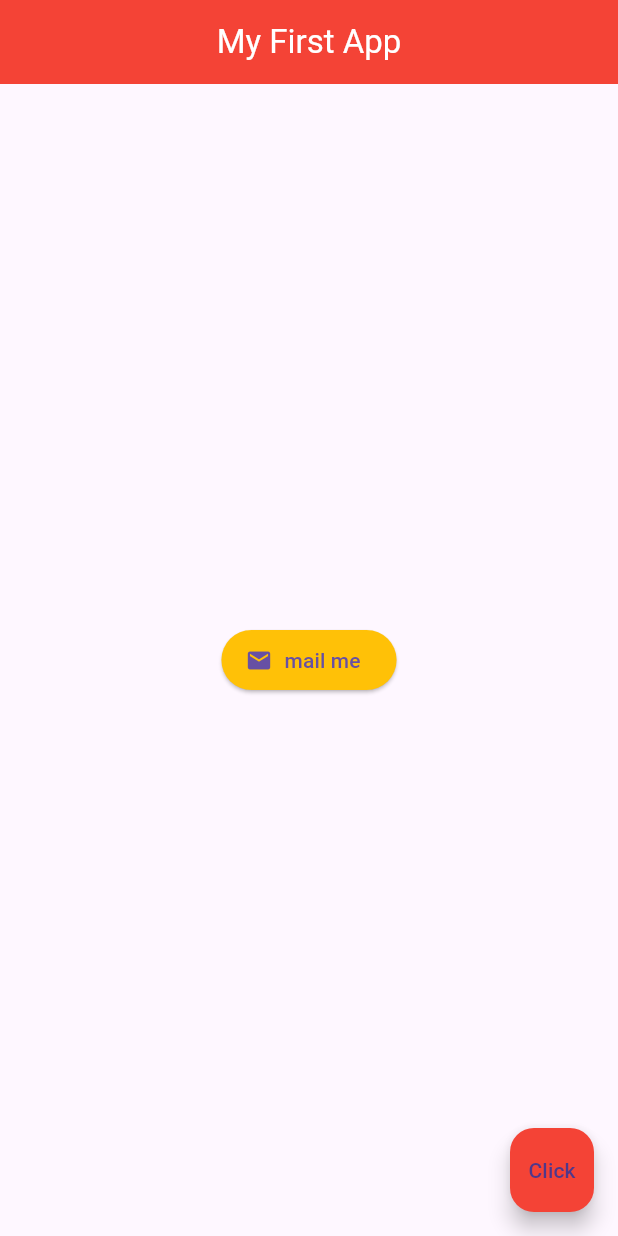
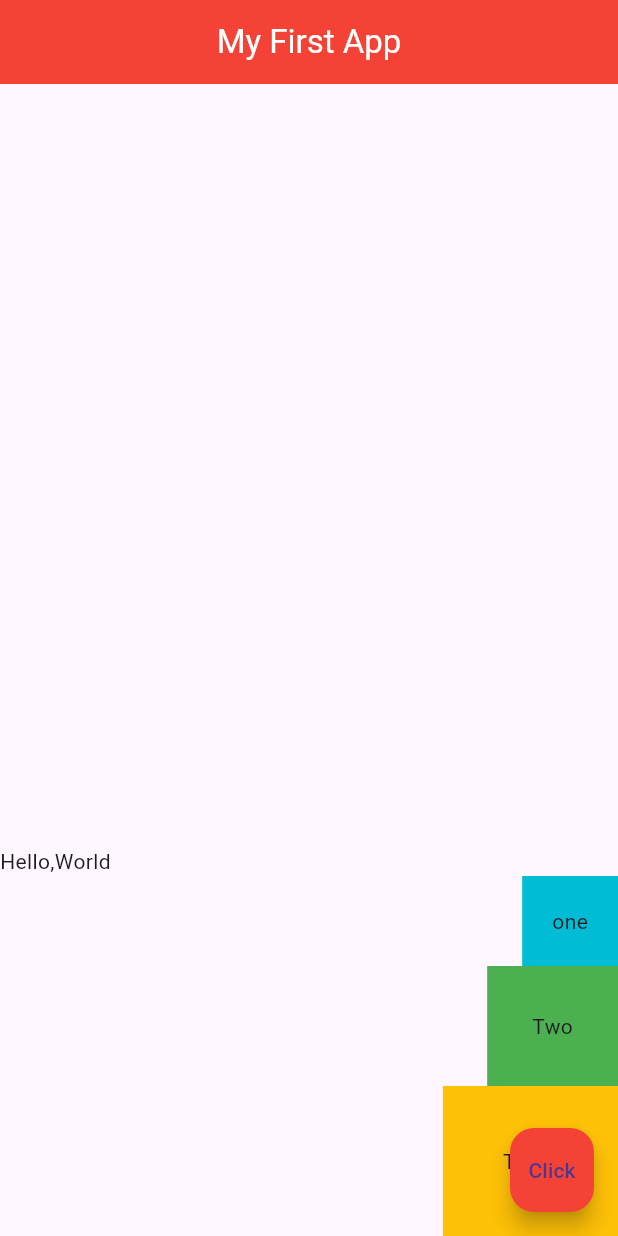
Before and after one commit to Mohale224/Learning-flutter, a Flutter app: the screen it shows after launch, on a phone screen of 412 x 824 dp. Run offline on Flutter 3.47's test engine with Material 3 defaults, Android fonts, the phone set to English and light mode, and no system bars.

Commit message:
Working on Columns

```diff
--- a/lib/main.dart
+++ b/lib/main.dart
@@ -20,19 +20,33 @@ class Home extends StatelessWidget {
         foregroundColor: Colors.white,
         centerTitle: true,
       ),
-      body: Center(
-        child: ElevatedButton.icon(
-          onPressed:(){
-
-          },
-
-          icon: Icon(Icons.mail),
-          label: Text('mail me'),
-          style: ElevatedButton.styleFrom(
-          backgroundColor: Colors.amber,
-          )
-        ),
-        ),
+      body: Column(
+        mainAxisAlignment: MainAxisAlignment. end,
+        crossAxisAlignment: CrossAxisAlignment. end,
+        children: [
+          Row(
+             children:<Widget>[
+              Text('Hello,'),
+              Text('World'),
+          ],
+          ),
+          Container(
+            padding: EdgeInsets.all(20.0),
+            color: Colors.cyan,
+            child: Text('one'),
+          ),
+          Container(
+            padding: EdgeInsets.all(30.0),
+            color: Colors.green,
+            child: Text('Two'),
+          ),
+          Container(
+            padding: EdgeInsets.all(40.0),
+            color: Colors.amber,
+            child: Text('Three'),
+          ),
+        ],
+      ),
 
       floatingActionButton: FloatingActionButton(
         onPressed: () {
```
